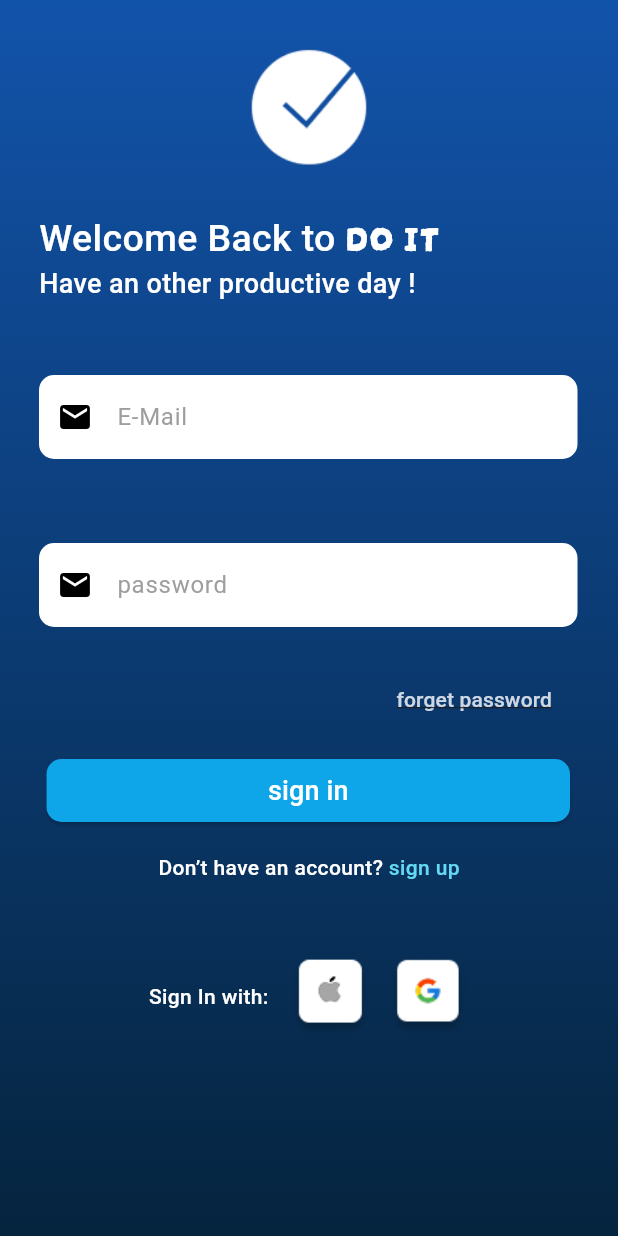
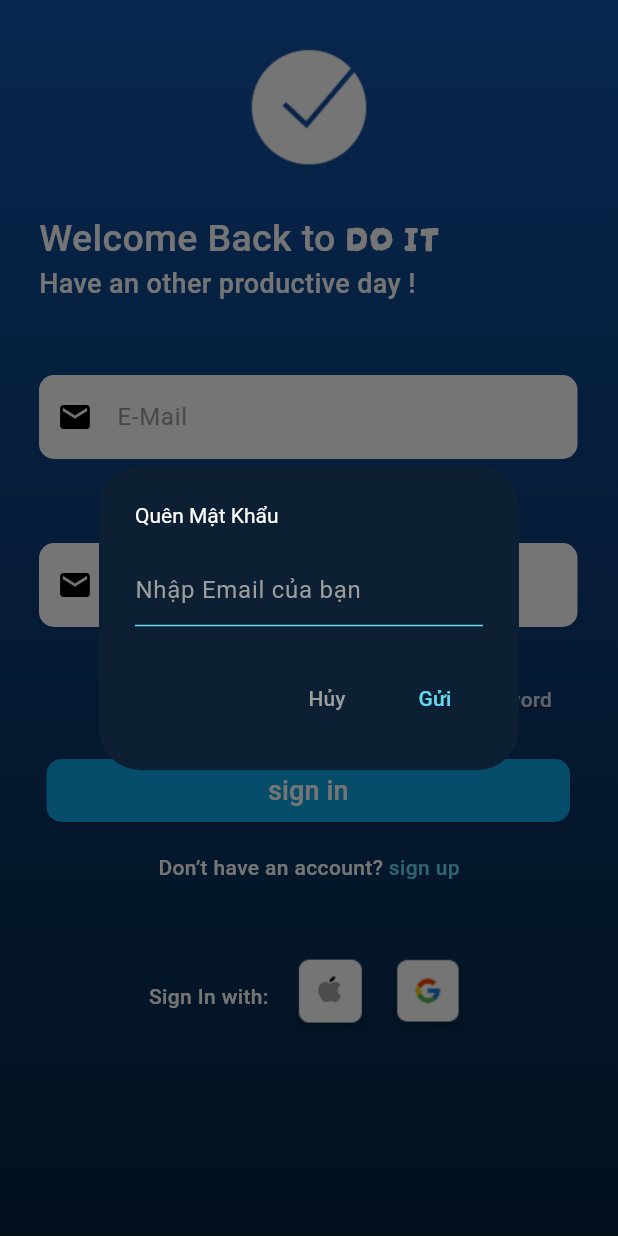
Before and after one commit to NgoKietLac/ToDoApp_Flutter, a Flutter app: the SignInScreen screen opened directly, after a tap on "forget password", on a phone screen of 412 x 824 dp. Run offline on Flutter 3.47's test engine with Material 3 defaults, Android fonts, the light colour scheme and no system bars; our stand-ins replace carousel_slider, cloud_firestore, firebase_auth, firebase_core, flutter_bloc, flutter_dotenv and 3 more; missing offline and left inert: mailer; accounts and stored records are empty; Roboto replaces fonts that are missing (Popins).

Commit message:
remake sign up use otp by email, and add function

```diff
--- a/lib/auth_service/auth_service.dart
+++ b/lib/auth_service/auth_service.dart
@@ -1,5 +1,8 @@
 import 'package:cloud_firestore/cloud_firestore.dart';
 import 'package:firebase_auth/firebase_auth.dart';
+import 'package:mailer/mailer.dart';
+import 'package:mailer/smtp_server/gmail.dart';
+import 'package:flutter_dotenv/flutter_dotenv.dart';
 
 class AuthService {
   final FirebaseAuth _auth = FirebaseAuth.instance;
@@ -68,4 +71,44 @@
   Future<void> deletePendingData(String email) async {
     await _pendingUsers.doc(email).delete();
   }
+
+  // hàm quên mật khẩu
+  Future<void> resetPassword(String email) async {
+    try {
+      await _auth.sendPasswordResetEmail(email: email);
+    } on FirebaseAuthException catch (e) {
+      throw e.message ?? "Lỗi không xác định khi gửi email đặt lại mật khẩu";
+    }
+  }
+
+  Future<void> sendOTPEmail(String toEmail, String otpCode) async {
+    // 1. Điền email của BẠN vào đây
+    String username = 'damtutai147@gmail.com';
+
+    // 2. Điền MÃ 16 CHỮ CÁI bạn vừa tạo (viết liền không dấu cách)
+    String password = dotenv.env['GMAIL_PASS'] ?? "";
+
+    final smtpServer = gmail(username, password);
+
+    final message = Message()
+      ..from = Address(username, 'DO IT App')
+      ..recipients.add(toEmail)
+      ..subject = 'Mã xác nhận tài khoản DO IT'
+      ..html =
+          """
+        <h3>Xin chào!</h3>
+        <p>Cảm ơn bạn đã đăng ký ứng dụng DO IT.</p>
+        <p>Mã xác nhận (OTP) của bạn là: <b style="font-size: 20px; color: #0EA5E9;">$otpCode</b></p>
+        <p>Vui lòng không chia sẻ mã này cho bất kỳ ai.</p>
+      """;
+
+    try {
+      await send(message, smtpServer);
+      print('Đã gửi OTP thành công đến $toEmail');
+    } catch (e) {
+      print('Lỗi khi gửi mail: $e');
+      // Tùy chọn: ném lỗi ra ngoài nếu muốn báo cho người dùng
+      // throw Exception("Không thể gửi email xác thực.");
+    }
+  }
 }
--- a/lib/main.dart
+++ b/lib/main.dart
@@ -9,15 +9,16 @@
 import 'package:firebase_core/firebase_core.dart';
 import 'package:flutter/material.dart';
 import 'package:flutter_bloc/flutter_bloc.dart';
+import 'package:flutter_dotenv/flutter_dotenv.dart';
 
 enum DataSource { firebase, mockoon }
 
-const DataSource currentDataSource = DataSource.mockoon;
+const DataSource currentDataSource = DataSource.firebase;
 
 void main() async {
   // Đảm bảo các Widget của Flutter đã được khởi tạo xong
   WidgetsFlutterBinding.ensureInitialized();
-
+  await dotenv.load(fileName: ".env");
   // Khởi tạo Firebase với "chìa khóa" kết nối
   await Firebase.initializeApp(options: DefaultFirebaseOptions.currentPlatform);
   late IService dataService;
--- a/lib/module/presentation/cubits/auth_cubit.dart
+++ b/lib/module/presentation/cubits/auth_cubit.dart
@@ -39,6 +39,7 @@
         name: name,
         otpCode: otpcode,
       );
+      await _authService.sendOTPEmail(email, otpcode);
       emit(Unauthenticated());
     } catch (e) {
       emit(AuthError(e.toString()));
@@ -80,4 +81,17 @@
     pendingEmail = null; // Xóa email tạm
     emit(Unauthenticated());
   }
+
+  // hàm quên mật khẩu
+  void resetPassword(String email) async {
+    emit(AuthLoading());
+    try {
+      await _authService.resetPassword(email);
+      emit(
+        AuthMessage("Đã gửi link đặt lại mật khẩu! Vui lòng kiểm tra email."),
+      );
+    } catch (e) {
+      emit(AuthError(e.toString()));
+    }
+  }
 }
--- a/lib/module/presentation/cubits/auth_state.dart
+++ b/lib/module/presentation/cubits/auth_state.dart
@@ -20,5 +20,11 @@
   AuthError(this.errorMessage);
 }
 
-// 6. Trạng thái đã đăng xuất
+// trạng thái hiển thị thông báo thành công
+class AuthMessage extends AuthState {
+  final String message;
+  AuthMessage(this.message);
+}
+
+// 6. trạng thái đã đăng xuất
 class Unauthenticated extends AuthState {}
--- a/lib/module/presentation/screens/sign_in_screen/sign_in_screen.dart
+++ b/lib/module/presentation/screens/sign_in_screen/sign_in_screen.dart
@@ -17,6 +17,7 @@
 class _SignInScreenState extends State<SignInScreen> {
   final emailController = TextEditingController();
   final passwordController = TextEditingController();
+  final resetEmailController = TextEditingController();
   final formkey = GlobalKey<FormState>();
   @override
   Widget build(BuildContext context) {
@@ -38,6 +39,15 @@
                 SnackBar(
                   content: Text(state.errorMessage),
                   backgroundColor: Colors.blue,
+                ),
+              );
+            }
+            // thông báo gửi yêu cầu tới email thành công
+            if (state is AuthMessage) {
+              ScaffoldMessenger.of(context).showSnackBar(
+                SnackBar(
+                  content: Text(state.message),
+                  backgroundColor: Colors.green,
                 ),
               );
             }
@@ -159,7 +169,88 @@
                           mainAxisAlignment: MainAxisAlignment.end,
                           children: [
                             TextButton(
-                              onPressed: () {},
+                              onPressed: () {
+                                showDialog(
+                                  context: context,
+                                  builder: (context) {
+                                    return AlertDialog(
+                                      backgroundColor: Color(0xFF0D1F33),
+                                      title: Text(
+                                        "Quên Mật Khẩu",
+                                        style: TextStyle(
+                                          color: Colors.white,
+                                          fontSize: 14,
+                                        ),
+                                      ),
+                                      content: TextField(
+                                        controller: resetEmailController,
+                                        style: TextStyle(color: Colors.white),
+                                        decoration: InputDecoration(
+                                          hintText: "Nhập Email của bạn",
+                                          hintStyle: TextStyle(
+                                            color: Colors.grey,
+                                          ),
+                                          enabledBorder: UnderlineInputBorder(
+                                            borderSide: BorderSide(
+                                              color: Color(0xFF63D9F3),
+                                            ),
+                                          ),
+                                          focusedBorder: UnderlineInputBorder(
+                                            borderSide: BorderSide(
+                                              color: Color(0xFF63D9F3),
+                                              width: 2.0,
+                                            ),
+                                          ),
+                                        ),
+                                      ),
+                                      actions: [
+                                        TextButton(
+                                          onPressed: () =>
+                                              Navigator.pop(context),
+                                          child: Text(
+                                            "Hủy",
+                                            style: TextStyle(
+                                              color: Colors.grey,
+                                            ),
+                                          ),
+                                        ),
+                                        TextButton(
+                                          onPressed: () {
+                                            final email = resetEmailController
+                                                .text
+                                                .trim();
+                                            if (email.isNotEmpty) {
+                                              _authCubit.resetPassword(email);
+                                              Navigator.pop(context);
+                                              resetEmailController.clear();
+                                            } else {
+                                              ScaffoldMessenger.of(
+                                                context,
+                                              ).showSnackBar(
+                                                SnackBar(
+                                                  backgroundColor: Colors.white,
+                                                  content: Text(
+                                                    "Vui Lòng Nhập Email Của Bạn !",
+                                                    style: TextStyle(
+                                                      color: Colors.black,
+                                                    ),
+                                                  ),
+                                                ),
+                                              );
+                                            }
+                                          },
+                                          child: Text(
+                                            "Gửi",
+                                            style: TextStyle(
+                                              color: Color(0xFF63D9F3),
+                                            ),
+                                          ),
+                                        ),
+                                      ],
+                                    );
+                                  },
+                                );
+                              },
                               child: Text(
                                 "forget password",
                                 style: AppStyles.bodyStyle.copyWith(
--- a/pubspec.yaml
+++ b/pubspec.yaml
@@ -44,6 +44,8 @@
   firebase_auth: ^6.1.4
   shared_preferences: ^2.5.4
   http: ^1.6.0
+  mailer: ^7.1.0
+  flutter_dotenv: ^6.0.0
 
 dev_dependencies:
   flutter_test:
@@ -71,6 +73,7 @@
   assets:
     - assets/image/
     - assets/icon/
+    - .env
 
   # An image asset can refer to one or more resolution-specific "variants", see
   # https://flutter.dev/to/resolution-aware-images
```
Also changed, not shown: pubspec.lock, 1 other file.
